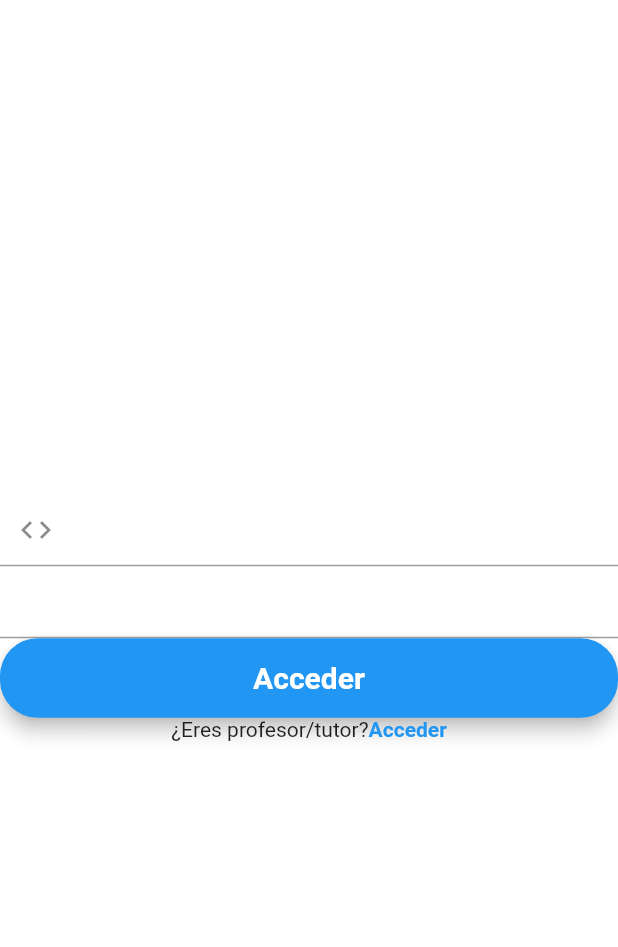
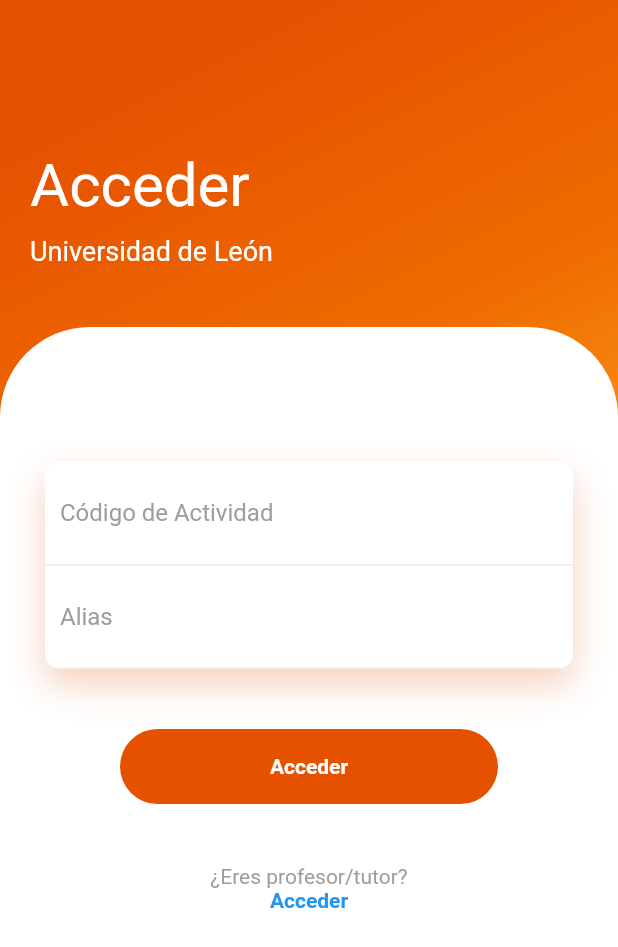
Before and after one commit to lferng17/aplicacion_cele, a Flutter app: the screen it shows after launch, on a phone screen of 412 x 824 dp. Shown: the top 947 px of the screen. Run offline on Flutter 3.47's test engine with Material 2 defaults, Android fonts, the phone set to English and light mode, and no system bars; our stand-ins replace cloud_firestore, firebase_auth, firebase_core, fluttertoast; missing offline and left inert: dart:ffi; accounts and stored records are empty.

Commit message:
Nuevo Home

```diff
--- a/lib/screens/home.dart
+++ b/lib/screens/home.dart
@@ -30,7 +30,15 @@
   @override
   Widget build(BuildContext context) {
     // code field
-    final codeField = TextFormField(
+    final codeField = Container(
+      padding: EdgeInsets.all(10),
+      decoration: BoxDecoration(
+          border: Border(bottom: BorderSide(color: Colors.grey[200]!))),
+      child: TextFormField(
+        decoration: InputDecoration(
+            hintText: "Código de Actividad",
+            hintStyle: TextStyle(color: Colors.grey),
+            border: InputBorder.none),
         autofocus: false,
         controller: codeController,
         keyboardType: TextInputType.number,
@@ -39,30 +47,38 @@
           codeController.text = value!;
         },
         textInputAction: TextInputAction.next,
-        decoration: InputDecoration(
-          prefixIcon: Icon(Icons.code),
-        ));
+      ),
+    );
 
     // name field
-    final nameField = TextFormField(
+    final nameField = Container(
+      padding: EdgeInsets.all(10),
+      decoration: BoxDecoration(
+          border: Border(bottom: BorderSide(color: Colors.grey[200]!))),
+      child: TextFormField(
         autofocus: false,
         controller: nameController,
         // validator: (value) {}
         onSaved: (value) {
           nameController.text = value!;
         },
+        decoration: InputDecoration(
+            hintText: "Alias",
+            hintStyle: TextStyle(color: Colors.grey),
+            border: InputBorder.none),
 
         textInputAction: TextInputAction.done,
+      ),
     );
 
     // access button
-    final accessButton = Material(
-      elevation: 5.0,
-      borderRadius: BorderRadius.circular(25.0),
-      color: Colors.blue,
+    final accessButton = Container(
+      height: 50,
+      margin: EdgeInsets.symmetric(horizontal: 50),
+      decoration: BoxDecoration(
+          borderRadius: BorderRadius.circular(50), color: Colors.orange[900]),
       child: MaterialButton(
         minWidth: MediaQuery.of(context).size.width,
-        padding: EdgeInsets.fromLTRB(10.0, 15.0, 10.0, 15.0),
         onPressed: () {
           String email = nameController.text +
               codeController.text +
@@ -71,32 +87,92 @@
           String password = nameController.text + codeController.text;
           signUpStudent(email, password);
         },
-        child: Text("Acceder",
+        child: Text(
+          "Acceder",
           textAlign: TextAlign.center,
-            style: TextStyle(
-                fontSize: 20.0,
-                color: Colors.white,
-                fontWeight: FontWeight.bold)),
+          style: TextStyle(color: Colors.white, fontWeight: FontWeight.bold),
+        ),
       ),
     );
 
     return Scaffold(
-        backgroundColor: Colors.white,
-        body: Center(
+      body: Container(
+        width: double.infinity,
+        decoration: BoxDecoration(
+            gradient: LinearGradient(begin: Alignment.topCenter, colors: [
+          Colors.orange[900]!,
+          Colors.orange[800]!,
+          Colors.orange[400]!
+        ])),
+        child: Column(
+          crossAxisAlignment: CrossAxisAlignment.start,
+          children: <Widget>[
+            SizedBox(
+              height: 80,
+            ),
+            Padding(
+              padding: EdgeInsets.all(20),
+              child: Column(
+                crossAxisAlignment: CrossAxisAlignment.start,
+                children: <Widget>[
+                  Text(
+                    "Acceder",
+                    style: TextStyle(color: Colors.white, fontSize: 40),
+                  ),
+                  SizedBox(
+                    height: 10,
+                  ),
+                  Text(
+                    "Universidad de León",
+                    style: TextStyle(color: Colors.white, fontSize: 18),
+                  ),
+                ],
+              ),
+            ),
+            SizedBox(height: 20),
+            Expanded(
+              child: Container(
+                decoration: BoxDecoration(
+                    color: Colors.white,
+                    borderRadius: BorderRadius.only(
+                        topLeft: Radius.circular(60),
+                        topRight: Radius.circular(60))),
                 child: SingleChildScrollView(
-            child: Container(
+                  child: Padding(
+                    padding: EdgeInsets.all(30),
+                    child: Column(
+                      children: <Widget>[
+                        SizedBox(
+                          height: 60,
+                        ),
+                        Container(
+                          decoration: BoxDecoration(
                               color: Colors.white,
-              child: Form(
-                key: _formKey,
+                              borderRadius: BorderRadius.circular(10),
+                              boxShadow: [
+                                BoxShadow(
+                                    color: Color.fromRGBO(225, 95, 27, .3),
+                                    blurRadius: 20,
+                                    offset: Offset(0, 10))
+                              ]),
                           child: Column(
                             children: <Widget>[
                               codeField,
                               nameField,
+                            ],
+                          ),
+                        ),
+                        SizedBox(
+                          height: 40,
+                        ),
                         accessButton,
-                    Row(
-                      mainAxisAlignment: MainAxisAlignment.center,
-                      children: <Widget>[
-                        Text("¿Eres profesor/tutor?"),
+                        SizedBox(
+                          height: 40,
+                        ),
+                        Text(
+                          "¿Eres profesor/tutor?",
+                          style: TextStyle(color: Colors.grey),
+                        ),
                         GestureDetector(
                           onTap: () {
                             Navigator.push(
@@ -112,13 +188,15 @@
                           ),
                         )
                       ],
+                    ),
+                  ),
+                ),
+              ),
             )
           ],
         ),
       ),
-            ),
-          ),
-        ));
+    );
   }
 
   void signUpStudent(String email, String password) async {
@@ -133,7 +211,6 @@
     Future.delayed(const Duration(seconds: 1), () {
       signInStudent(email, password);
     });
-
   }
 
   postDetailsToFirestore() async {
@@ -159,7 +236,6 @@
         .set(studentModel.toMap());
 
     Fluttertoast.showToast(msg: "Cuenta creada correctamente");
-
   }
 
   // Login function
@@ -175,6 +251,4 @@
       Fluttertoast.showToast(msg: e!.message);
     });
   }
-
-
 }
```
Lines whose indentation alone changed are shown as unchanged.
